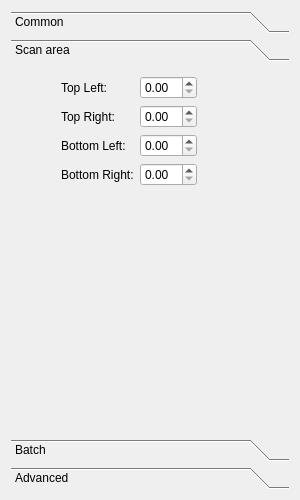
First picture: the form in gui/ui/OptionsWidget.ui, repository mensinda/qScan, before the edit.
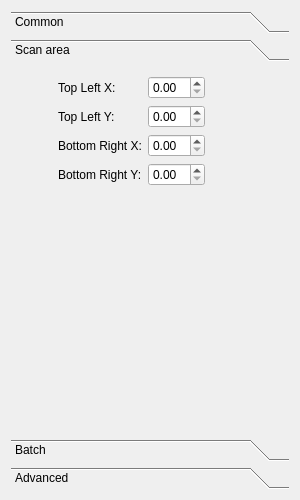
Second picture: the form after the edit. The open tabs and pages were chosen to show the change.

```diff
--- a/gui/ui/OptionsWidget.ui
+++ b/gui/ui/OptionsWidget.ui
@@ -144,14 +144,14 @@
        <item row="1" column="1">
         <widget class="QLabel" name="sal2">
          <property name="text">
-          <string>Top Right:</string>
+          <string>Top Left Y:</string>
          </property>
         </widget>
        </item>
        <item row="2" column="1">
         <widget class="QLabel" name="sal3">
          <property name="text">
-          <string>Bottom Left:</string>
+          <string>Bottom Right X:</string>
          </property>
         </widget>
        </item>
@@ -184,7 +184,7 @@
        <item row="3" column="1">
         <widget class="QLabel" name="sal4">
          <property name="text">
-          <string>Bottom Right:</string>
+          <string>Bottom Right Y:</string>
          </property>
         </widget>
        </item>
@@ -213,7 +213,7 @@
        <item row="0" column="1">
         <widget class="QLabel" name="sal1">
          <property name="text">
-          <string>Top Left:</string>
+          <string>Top Left X:</string>
          </property>
         </widget>
        </item>
```
Left out of the diff: 18 changed lines with no effect on the pictures.
